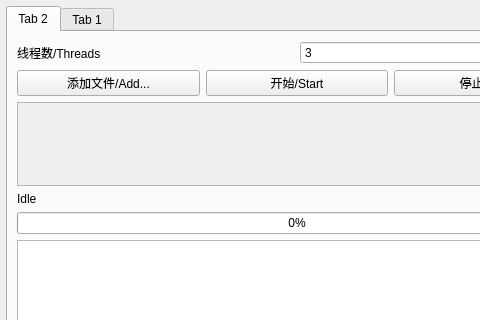
Before: the Qt Designer form cut_tool.ui in Blue-Beaker/blackscreen_cutter, drawn with Qt 5; both pictures show x 0 to 480 and y 0 to 320 of the 594 by 471 pixel window.
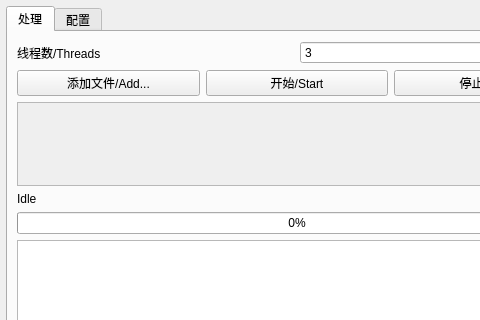
After: the same form once the commit is applied. The open tabs and pages were chosen to show the change.

Commit message: rename tabs

Diff of the .ui file:
```diff
--- a/cut_tool.ui
+++ b/cut_tool.ui
@@ -34,7 +34,7 @@
       </property>
       <widget class="QWidget" name="tab_work">
        <attribute name="title">
-        <string>Tab 2</string>
+        <string>处理</string>
        </attribute>
        <layout class="QVBoxLayout" name="verticalLayout_4">
         <item>
@@ -153,7 +153,7 @@
       </widget>
       <widget class="QWidget" name="tab_config">
        <attribute name="title">
-        <string>Tab 1</string>
+        <string>配置</string>
        </attribute>
        <layout class="QVBoxLayout" name="verticalLayout">
         <item>
```
Left out of the diff: 12 changed lines with no effect on the pictures.
